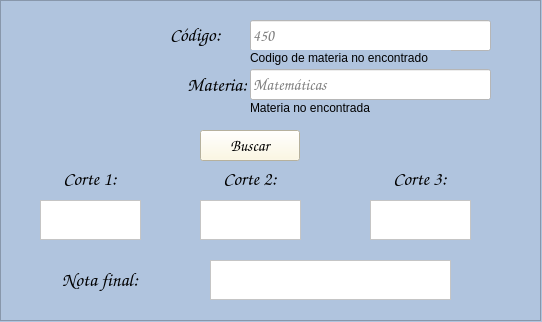
Before: the Qt Designer form view/ui/consultarpes.ui in Juan961/POSM-Project, drawn with Qt 5.
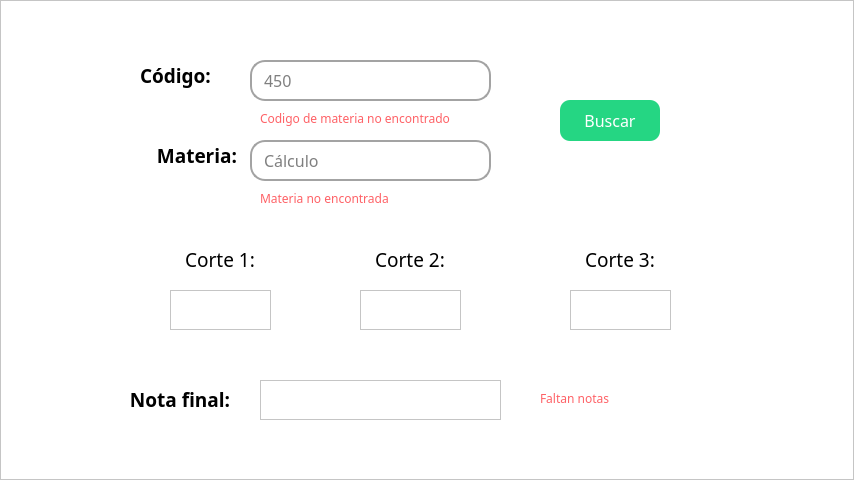
After: the same form once the commit is applied.

```diff
--- a/view/ui/consultarpes.ui
+++ b/view/ui/consultarpes.ui
@@ -6,23 +6,23 @@
    <rect>
     <x>0</x>
     <y>0</y>
-    <width>542</width>
-    <height>322</height>
+    <width>854</width>
+    <height>480</height>
    </rect>
   </property>
   <property name="windowTitle">
    <string>Form</string>
   </property>
   <property name="styleSheet">
-   <string notr="true">background-color: rgb(176,196,222);</string>
+   <string notr="true">background-color: white;</string>
   </property>
   <widget class="QFrame" name="frame">
    <property name="geometry">
     <rect>
      <x>0</x>
      <y>0</y>
-     <width>541</width>
-     <height>321</height>
+     <width>854</width>
+     <height>480</height>
     </rect>
    </property>
    <property name="frameShape">
@@ -34,16 +34,18 @@
    <widget class="QTextBrowser" name="c1">
     <property name="geometry">
      <rect>
-      <x>40</x>
-      <y>200</y>
+      <x>170</x>
+      <y>290</y>
       <width>101</width>
       <height>40</height>
      </rect>
     </property>
     <property name="font">
      <font>
-      <family>Comic Sans MS</family>
+      <family>Montserrat Thin</family>
       <pointsize>12</pointsize>
+      <weight>50</weight>
+      <bold>false</bold>
      </font>
     </property>
     <property name="autoFillBackground">
@@ -59,16 +61,18 @@
    <widget class="QTextBrowser" name="c3">
     <property name="geometry">
      <rect>
-      <x>370</x>
-      <y>200</y>
+      <x>570</x>
+      <y>290</y>
       <width>101</width>
       <height>40</height>
      </rect>
     </property>
     <property name="font">
      <font>
-      <family>Comic Sans MS</family>
+      <family>Montserrat Thin</family>
       <pointsize>12</pointsize>
+      <weight>50</weight>
+      <bold>false</bold>
      </font>
     </property>
     <property name="styleSheet">
@@ -81,15 +85,15 @@
    <widget class="QLabel" name="label_7">
     <property name="geometry">
      <rect>
-      <x>150</x>
-      <y>70</y>
+      <x>140</x>
+      <y>140</y>
       <width>97</width>
       <height>31</height>
      </rect>
     </property>
     <property name="font">
      <font>
-      <family>Comic Sans MS</family>
+      <family>Montserrat Thin</family>
       <pointsize>14</pointsize>
       <weight>75</weight>
       <bold>true</bold>
@@ -102,18 +106,18 @@
    <widget class="QLabel" name="label_10">
     <property name="geometry">
      <rect>
-      <x>170</x>
-      <y>160</y>
+      <x>330</x>
+      <y>240</y>
       <width>160</width>
       <height>39</height>
      </rect>
     </property>
     <property name="font">
      <font>
-      <family>Comic Sans MS</family>
+      <family>Montserrat Thin</family>
       <pointsize>14</pointsize>
-      <weight>75</weight>
-      <bold>true</bold>
+      <weight>50</weight>
+      <bold>false</bold>
      </font>
     </property>
     <property name="text">
@@ -123,15 +127,15 @@
    <widget class="QLabel" name="label_8">
     <property name="geometry">
      <rect>
-      <x>170</x>
-      <y>20</y>
-      <width>81</width>
+      <x>140</x>
+      <y>60</y>
+      <width>91</width>
       <height>30</height>
      </rect>
     </property>
     <property name="font">
      <font>
-      <family>Comic Sans MS</family>
+      <family>Montserrat Thin</family>
       <pointsize>14</pointsize>
       <weight>75</weight>
       <bold>true</bold>
@@ -144,18 +148,18 @@
    <widget class="QLabel" name="label_11">
     <property name="geometry">
      <rect>
-      <x>340</x>
-      <y>160</y>
+      <x>540</x>
+      <y>240</y>
       <width>160</width>
       <height>39</height>
      </rect>
     </property>
     <property name="font">
      <font>
-      <family>Comic Sans MS</family>
+      <family>Montserrat Thin</family>
       <pointsize>14</pointsize>
-      <weight>75</weight>
-      <bold>true</bold>
+      <weight>50</weight>
+      <bold>false</bold>
      </font>
     </property>
     <property name="text">
@@ -165,16 +169,18 @@
    <widget class="QTextBrowser" name="nf">
     <property name="geometry">
      <rect>
-      <x>210</x>
-      <y>260</y>
+      <x>260</x>
+      <y>380</y>
       <width>241</width>
       <height>40</height>
      </rect>
     </property>
     <property name="font">
      <font>
-      <family>Comic Sans MS</family>
+      <family>Montserrat Thin</family>
       <pointsize>12</pointsize>
+      <weight>50</weight>
+      <bold>false</bold>
      </font>
     </property>
     <property name="styleSheet">
@@ -184,20 +190,22 @@
    <widget class="QPushButton" name="burcarno">
     <property name="geometry">
      <rect>
-      <x>200</x>
-      <y>130</y>
+      <x>560</x>
+      <y>100</y>
       <width>100</width>
-      <height>31</height>
+      <height>41</height>
      </rect>
     </property>
     <property name="font">
      <font>
-      <family>Comic Sans MS</family>
+      <family>Raleway Thin</family>
       <pointsize>12</pointsize>
      </font>
     </property>
     <property name="styleSheet">
-     <string notr="true">background-color: rgb(255, 248, 220);</string>
+     <string notr="true">background-color:#25D683;
+color: white;
+border-radius: 10px;</string>
     </property>
     <property name="text">
      <string>Buscar</string>
@@ -206,15 +214,15 @@
    <widget class="QLabel" name="label_12">
     <property name="geometry">
      <rect>
-      <x>20</x>
-      <y>260</y>
+      <x>100</x>
+      <y>380</y>
       <width>160</width>
       <height>40</height>
      </rect>
     </property>
     <property name="font">
      <font>
-      <family>Comic Sans MS</family>
+      <family>Montserrat Thin</family>
       <pointsize>14</pointsize>
       <weight>75</weight>
       <bold>true</bold>
@@ -227,18 +235,18 @@
    <widget class="QLabel" name="label_9">
     <property name="geometry">
      <rect>
-      <x>10</x>
-      <y>160</y>
+      <x>140</x>
+      <y>240</y>
       <width>160</width>
       <height>39</height>
      </rect>
     </property>
     <property name="font">
      <font>
-      <family>Comic Sans MS</family>
+      <family>Montserrat Thin</family>
       <pointsize>14</pointsize>
-      <weight>75</weight>
-      <bold>true</bold>
+      <weight>50</weight>
+      <bold>false</bold>
      </font>
     </property>
     <property name="text">
@@ -248,16 +256,18 @@
    <widget class="QTextBrowser" name="c2">
     <property name="geometry">
      <rect>
-      <x>200</x>
-      <y>200</y>
+      <x>360</x>
+      <y>290</y>
       <width>101</width>
       <height>40</height>
      </rect>
     </property>
     <property name="font">
      <font>
-      <family>Comic Sans MS</family>
+      <family>Montserrat Thin</family>
       <pointsize>12</pointsize>
+      <weight>50</weight>
+      <bold>false</bold>
      </font>
     </property>
     <property name="styleSheet">
@@ -271,19 +281,26 @@
     <property name="geometry">
      <rect>
       <x>250</x>
-      <y>20</y>
+      <y>60</y>
       <width>241</width>
-      <height>31</height>
+      <height>41</height>
      </rect>
     </property>
     <property name="font">
      <font>
-      <family>Comic Sans MS</family>
+      <family>Montserrat Thin</family>
       <pointsize>12</pointsize>
+      <weight>50</weight>
+      <bold>false</bold>
      </font>
     </property>
     <property name="styleSheet">
-     <string notr="true">background-color: rgb(255, 255, 255);</string>
+     <string notr="true">background-color: rgb(255, 255, 255);
+border-radius: 15px;
+padding: 0px 10px;
+border-width: 2px;
+border-style: solid;
+border-color: #A3A3A3;</string>
     </property>
     <property name="placeholderText">
      <string>450</string>
@@ -293,22 +310,29 @@
     <property name="geometry">
      <rect>
       <x>250</x>
-      <y>69</y>
+      <y>140</y>
       <width>241</width>
-      <height>31</height>
+      <height>41</height>
      </rect>
     </property>
     <property name="font">
      <font>
-      <family>Comic Sans MS</family>
+      <family>Montserrat Thin</family>
       <pointsize>12</pointsize>
+      <weight>50</weight>
+      <bold>false</bold>
      </font>
     </property>
     <property name="styleSheet">
-     <string notr="true">background-color: rgb(255, 255, 255);</string>
+     <string notr="true">background-color: rgb(255, 255, 255);
+border-radius: 15px;
+padding: 0px 10px;
+border-width: 2px;
+border-style: solid;
+border-color: #A3A3A3;</string>
     </property>
     <property name="placeholderText">
-     <string>Matemáticas</string>
+     <string>Cálculo</string>
     </property>
    </widget>
    <widget class="QLabel" name="err_ma">
@@ -317,12 +341,23 @@
     </property>
     <property name="geometry">
      <rect>
-      <x>250</x>
-      <y>100</y>
-      <width>131</width>
+      <x>260</x>
+      <y>190</y>
+      <width>151</width>
       <height>16</height>
      </rect>
     </property>
+    <property name="font">
+     <font>
+      <family>Montserrat Thin</family>
+      <weight>50</weight>
+      <bold>false</bold>
+     </font>
+    </property>
+    <property name="styleSheet">
+     <string notr="true">color: rgb(254, 97, 102);
+</string>
+    </property>
     <property name="text">
      <string>Materia no encontrada</string>
     </property>
@@ -333,16 +368,54 @@
     </property>
     <property name="geometry">
      <rect>
-      <x>250</x>
-      <y>50</y>
-      <width>201</width>
+      <x>260</x>
+      <y>110</y>
+      <width>221</width>
       <height>16</height>
      </rect>
     </property>
+    <property name="font">
+     <font>
+      <family>Montserrat Thin</family>
+      <weight>50</weight>
+      <bold>false</bold>
+     </font>
+    </property>
+    <property name="styleSheet">
+     <string notr="true">color: rgb(254, 97, 102);
+</string>
+    </property>
     <property name="text">
      <string>Codigo de materia no encontrado</string>
     </property>
    </widget>
+   <widget class="QLabel" name="err_notes">
+    <property name="enabled">
+     <bool>true</bool>
+    </property>
+    <property name="geometry">
+     <rect>
+      <x>540</x>
+      <y>390</y>
+      <width>131</width>
+      <height>16</height>
+     </rect>
+    </property>
+    <property name="font">
+     <font>
+      <family>Montserrat Thin</family>
+      <weight>50</weight>
+      <bold>false</bold>
+     </font>
+    </property>
+    <property name="styleSheet">
+     <string notr="true">color: rgb(254, 97, 102);
+</string>
+    </property>
+    <property name="text">
+     <string>Faltan notas</string>
+    </property>
+   </widget>
   </widget>
  </widget>
  <resources/>
```
Left out of the diff: 7 changed lines with no effect on the pictures.
